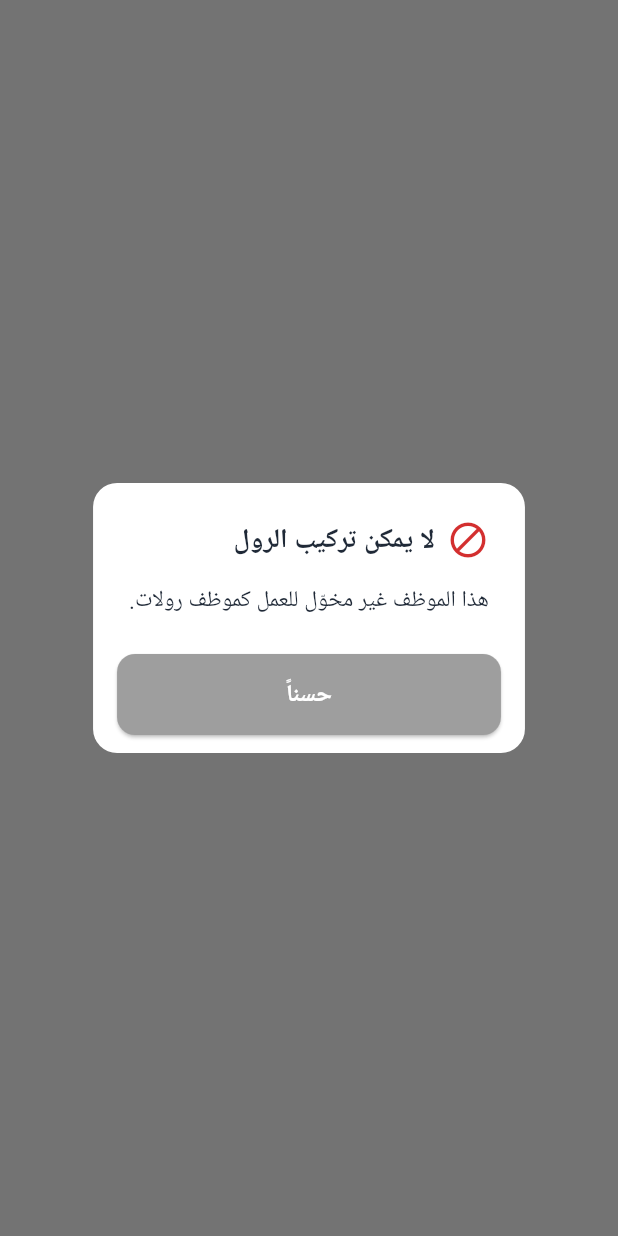
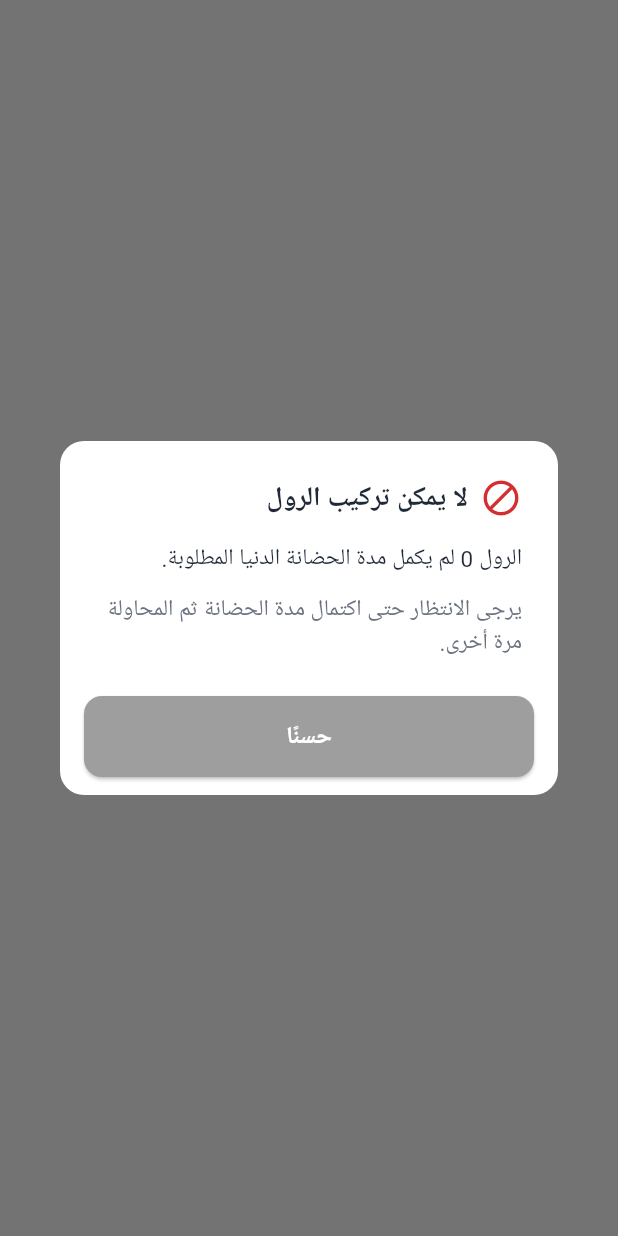
Before and after one commit to hamza-damra/thermoforming_roll_worker_app, a Flutter app: what showCuringMinViolationDialog() shows on an empty page, opened directly with empty values, on a phone screen of 412 x 824 dp. Run offline on Flutter 3.47's test engine with Material 3 defaults, Android fonts, the phone set to English and light mode, and no system bars; our stand-ins replace audioplayers, dio, flutter_riverpod, flutter_secure_storage, go_router, google_fonts and 5 more; missing offline and left inert: mobile_scanner, qr; accounts and stored records are empty; network calls fail; Roboto replaces fonts that are missing (Cairo).

Commit message:
feat: rich blocked-roll dialogs for scan failures (V127/V132)
- Add RollScanBlockedDialog, rendering a modal built from error.details
  for rolls that are terminally unmountable: sent-to-grinding,
  already-consumed, admin-cancelled (V127, with a details payload), and
  reconciled-out-of-stock (V132, details: null).
- Route those codes through ScanRollScreen.blockedKindFor and suppress
  the inline error card for anything already surfaced as a dialog, so a
  blocked roll shows one modal rather than a modal plus a redundant
  inline card.
- Compose the curing-min violation body from our own Arabic copy plus
  structured details instead of the raw backend message, which is often
  English. Degrade gracefully when details is sparse: name the roll from
  the scanned value when the payload omits it, and drop the age lines
  rather than crashing.
- Table-test blockedKindFor across every terminal code — its `_ => null`
  arm means a missing code silently falls through to the inline-error
  retry path, compiling and passing every other test, so the table is
  what keeps that honest.

Co-Authored-By: Claude Opus 4.8 (1M context) <noreply@anthropic.com>

```diff
--- a/lib/features/roll_scan/presentation/widgets/curing_min_violation_dialog.dart
+++ b/lib/features/roll_scan/presentation/widgets/curing_min_violation_dialog.dart
@@ -1,7 +1,6 @@
 import 'package:flutter/material.dart';
 
 import '../../../../core/errors/app_failure.dart';
-import '../../../../core/errors/error_messages_ar.dart';
 import '../../../../core/theme/app_colors.dart';
 import '../../../../core/theme/app_text_styles.dart';
 import '../../../../core/widgets/app_primary_button.dart';
@@ -10,24 +9,33 @@ import '../../../../core/widgets/app_primary_button.dart';
 /// `ROLL_CURING_MINIMUM_NOT_MET` (HTTP 409). The mount did not happen and
 /// the worker MUST acknowledge before the scan flow re-arms.
 ///
-/// Body text prefers `failure.serverMessage` (backend authors a localized
-/// Arabic message via MessageSource); falls back to the static mapping in
-/// [arabicMessageFor] for clients that arrived before the locale was set.
+/// The body is composed entirely from our own Arabic copy plus the structured
+/// `error.details` payload — the raw backend `message` (often English, e.g.
+/// "Roll … has not met the minimum curing period (48h). Actual age: 45h") is
+/// never surfaced to the operator. Uses the business term `الحضانة`.
 Future<void> showCuringMinViolationDialog(
   BuildContext context, {
   required BusinessFailure failure,
   Color? accent,
+  String? rollNumber,
 }) {
   return showDialog<void>(
     context: context,
     barrierDismissible: false,
-    builder: (BuildContext context) =>
-        _CuringMinViolationDialog(failure: failure, accent: accent),
+    builder: (BuildContext context) => _CuringMinViolationDialog(
+      failure: failure,
+      accent: accent,
+      rollNumber: rollNumber,
+    ),
   );
 }
 
 class _CuringMinViolationDialog extends StatelessWidget {
-  const _CuringMinViolationDialog({required this.failure, this.accent});
+  const _CuringMinViolationDialog({
+    required this.failure,
+    this.accent,
+    this.rollNumber,
+  });
 
   final BusinessFailure failure;
 
@@ -35,15 +43,78 @@ class _CuringMinViolationDialog extends StatelessWidget {
   /// error color).
   final Color? accent;
 
+  /// Roll number sourced from the scanned value, when the screen has it.
+  /// Falls back to `error.details` (`rollNumber` / `rollCode` / `rollId`).
+  final String? rollNumber;
+
   static const String _title = 'لا يمكن تركيب الرول';
-  static const String _ok = 'حسناً';
+
+  /// Safe lead sentence used when we cannot identify the roll (no scanned value
+  /// and no id in `error.details`). The operator still gets a fully-Arabic,
+  /// professional message instead of the raw (often English) backend text.
+  static const String _fallbackMessage =
+      'هذا الرول لم يكمل مدة الحضانة الدنيا المطلوبة ولا يمكن تركيبه الآن.';
+  static const String _guidance =
+      'يرجى الانتظار حتى اكتمال مدة الحضانة ثم المحاولة مرة أخرى.';
+  static const String _ok = 'حسنًا';
+
+  /// The Arabic body lines, composed entirely from our own copy plus the
+  /// structured `error.details` payload — never the raw backend `message`.
+  ///
+  /// Line 0 is the lead sentence: it names the roll when we know it (scanned
+  /// value or `details`), otherwise the safe [_fallbackMessage]. The
+  /// current-age and minimum-required lines are appended only when the backend
+  /// supplied those numbers, so a sparse (or absent) details block degrades
+  /// gracefully instead of crashing.
+  List<String> _bodyLines() {
+    final Map<String, Object?>? details = failure.details;
+    final List<String> lines = <String>[];
+
+    final String? roll = _rollNumber(details);
+    lines.add(
+      roll != null
+          ? 'الرول $roll لم يكمل مدة الحضانة الدنيا المطلوبة.'
+          : _fallbackMessage,
+    );
+
+    final String? actualHours = _formatHours(details?['actualAgeHours']);
+    if (actualHours != null) lines.add('العمر الحالي: $actualHours ساعة.');
+
+    final String? minHours = _formatHours(details?['minCuringHours']);
+    if (minHours != null) lines.add('الحد الأدنى المطلوب: $minHours ساعة.');
+
+    return lines;
+  }
+
+  String? _rollNumber(Map<String, Object?>? details) {
+    final String? scanned = _nonEmpty(rollNumber);
+    if (scanned != null) return scanned;
+    return _nonEmpty(details?['rollNumber']?.toString()) ??
+        _nonEmpty(details?['rollCode']?.toString()) ??
+        _nonEmpty(details?['rollId']?.toString());
+  }
+
+  static String? _nonEmpty(String? value) {
+    if (value == null) return null;
+    final String trimmed = value.trim();
+    return trimmed.isEmpty ? null : trimmed;
+  }
+
+  /// Renders a numeric hours value without a trailing `.0` (e.g. `48`, not
+  /// `48.0`), and passes through any other non-null representation as-is.
+  static String? _formatHours(Object? value) {
+    if (value == null) return null;
+    if (value is num) {
+      return value == value.roundToDouble()
+          ? value.toInt().toString()
+          : value.toString();
+    }
+    return _nonEmpty(value.toString());
+  }
 
   @override
   Widget build(BuildContext context) {
-    final String body =
-        (failure.serverMessage != null && failure.serverMessage!.isNotEmpty)
-        ? failure.serverMessage!
-        : arabicMessageFor(failure);
+    final List<String> lines = _bodyLines();
     return Directionality(
       textDirection: TextDirection.rtl,
       child: AlertDialog(
@@ -56,7 +127,26 @@ class _CuringMinViolationDialog extends StatelessWidget {
             Expanded(child: Text(_title, style: AppTextStyles.h3)),
           ],
         ),
-        content: Text(body, style: AppTextStyles.body),
+        content: Column(
+          mainAxisSize: MainAxisSize.min,
+          crossAxisAlignment: CrossAxisAlignment.start,
+          children: [
+            Text(lines.first, style: AppTextStyles.body),
+            if (lines.length > 1) ...[
+              const SizedBox(height: 12),
+              for (final String line in lines.skip(1))
+                Padding(
+                  padding: const EdgeInsets.only(bottom: 4),
+                  child: Text(line, style: AppTextStyles.body),
+                ),
+            ],
+            const SizedBox(height: 12),
+            Text(
+              _guidance,
+              style: AppTextStyles.body.copyWith(color: AppColors.textSecondary),
+            ),
+          ],
+        ),
         actionsPadding: const EdgeInsets.fromLTRB(16, 0, 16, 12),
         actions: [
           AppPrimaryButton(
```
Also changed, not shown: lib/features/roll_scan/presentation/screens/scan_roll_screen.dart (+51 -6 lines), lib/features/roll_scan/presentation/widgets/roll_scan_blocked_dialog.dart (added, +402 -0 lines), 4 other files.
